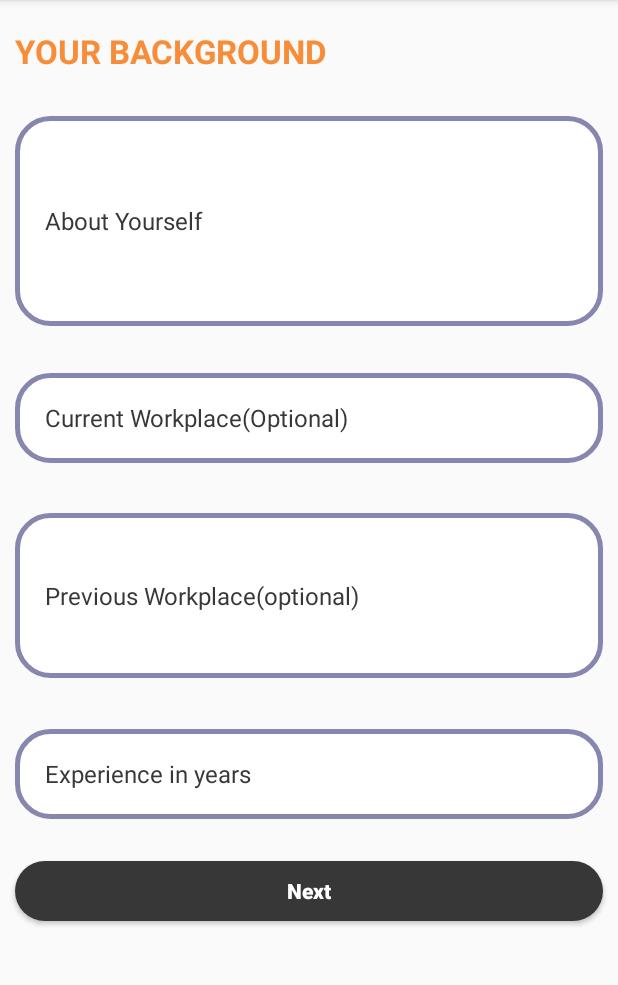
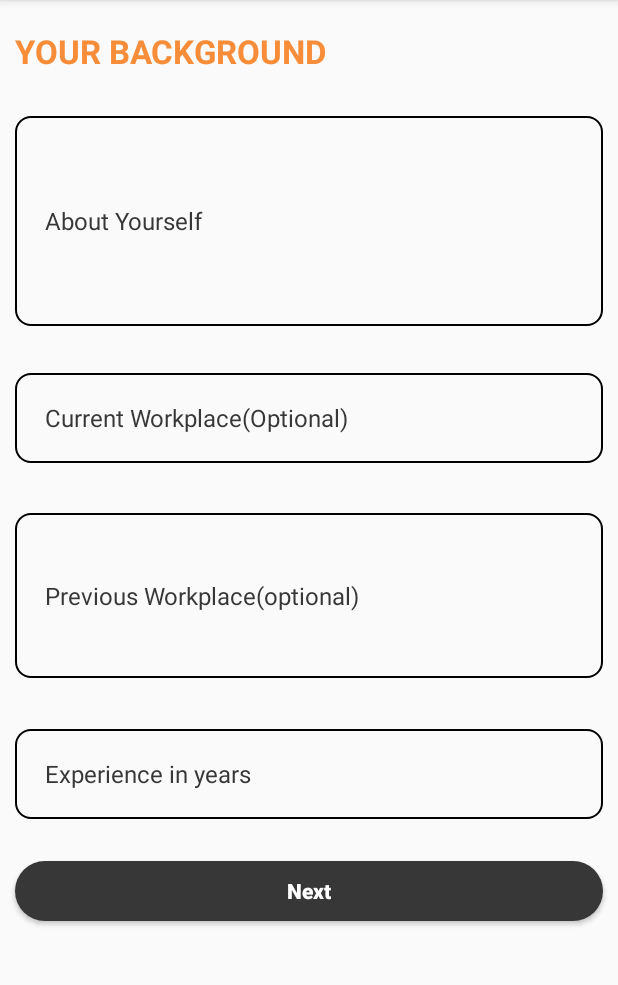
Before and after one commit to CreatorsDesireSolution/CadAppForUser, an Android app: the BackgoundOfFreelancerActivity screen opened directly, with no data from a screen before it, on a phone screen of 412 x 824 dp, the part 84-1069 px from its top. Run offline under Robolectric (Android 15) with nearby library versions, the phone set to English and light mode, and no system bars.

Commit message:
password and background ui change

```diff
--- a/app/src/main/res/layout/activity_act__forgot_password.xml
+++ b/app/src/main/res/layout/activity_act__forgot_password.xml
@@ -35,7 +35,7 @@
             <EditText
                 android:id="@+id/et_newpassword"
                 android:layout_width="match_parent"
-                android:layout_height="30dp"
+                android:layout_height="45dp"
                 android:layout_marginLeft="20dp"
                 android:layout_marginTop="20dp"
                 android:layout_marginRight="20dp"
@@ -47,7 +47,7 @@
 
             <EditText
                 android:layout_width="match_parent"
-                android:layout_height="30dp"
+                android:layout_height="45dp"
                 android:id="@+id/et_cnfrmpaswd"
                 android:layout_marginLeft="20dp"
                 android:layout_marginTop="20dp"
--- a/app/src/main/res/layout/activity_backgound_of_freelancer.xml
+++ b/app/src/main/res/layout/activity_backgound_of_freelancer.xml
@@ -30,7 +30,7 @@
         android:layout_height="140dp"
         android:layout_marginTop="30dp"
         android:layout_marginRight="10dp"
-        android:background="@drawable/profileimageback"
+        android:background="@drawable/background2"
         android:hint="About Yourself"
         android:paddingLeft="20dp"
         android:layout_marginLeft="10dp"
@@ -49,7 +49,7 @@
         android:layout_height="60dp"
         android:layout_marginLeft="10dp"
         android:layout_marginRight="10dp"
-        android:background="@drawable/profileimageback"
+        android:background="@drawable/background2"
         android:ems="5"
         android:hint="Current Workplace(Optional)"
         android:paddingLeft="20dp"
@@ -70,7 +70,7 @@
         android:id="@+id/et_priviouswork"
         android:layout_width="match_parent"
         android:layout_height="110dp"
-        android:background="@drawable/profileimageback"
+        android:background="@drawable/background2"
         android:ems="7"
         android:hint="Previous Workplace(optional)"
         android:paddingLeft="20dp"
@@ -92,7 +92,7 @@
         android:layout_height="60dp"
         android:layout_marginLeft="10dp"
         android:layout_marginRight="10dp"
-        android:background="@drawable/profileimageback"
+        android:background="@drawable/background2"
         android:hint="Experience in years"
         android:paddingLeft="20dp"
         android:paddingRight="10dp"
```
Also changed, not shown: app/src/main/AndroidManifest.xml (+11 -6 lines).
